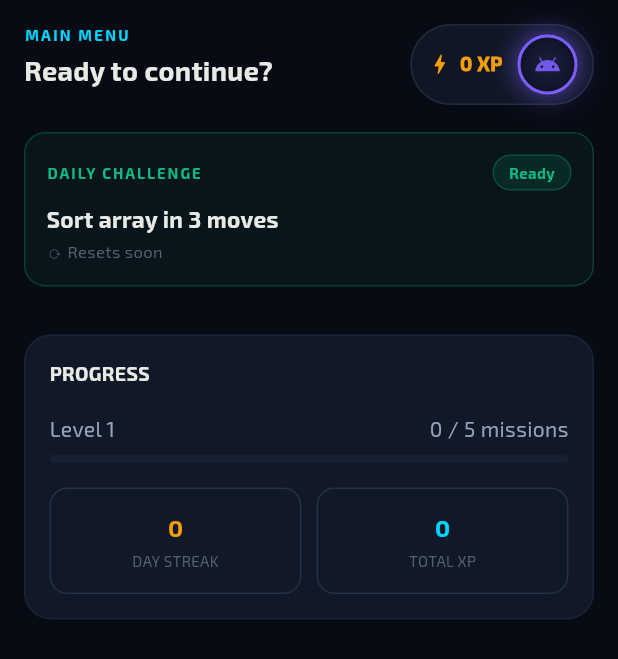
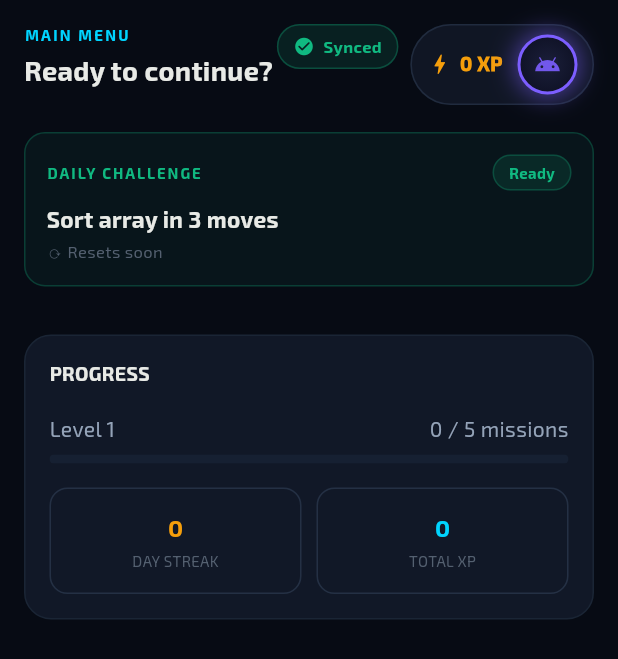
Before and after one commit to thePrime-X/auri-journey, a Flutter app: the DashboardScreen screen opened by its route, on a phone screen of 412 x 824 dp. Shown: the top 659 px of the screen. Run offline on Flutter 3.47's test engine with Material 3 defaults, Android fonts, the phone set to English and light mode, and no system bars; our stand-ins replace cloud_firestore, connectivity_plus, firebase_auth, firebase_core, flutter_riverpod, go_router and 1 more; accounts and stored records are empty.

Commit message:
added sync status UI badge - better UX

```diff
--- /dev/null
+++ b/lib/core/services/sync_status_provider.dart
@@ -0,0 +1,18 @@
+import 'package:flutter_riverpod/flutter_riverpod.dart';
+
+enum SyncStatus { synced, syncing, offline, queued }
+
+class SyncStatusNotifier extends Notifier<SyncStatus> {
+  @override
+  SyncStatus build() {
+    return SyncStatus.synced;
+  }
+
+  void setStatus(SyncStatus status) {
+    state = status;
+  }
+}
+
+final syncStatusProvider = NotifierProvider<SyncStatusNotifier, SyncStatus>(
+  SyncStatusNotifier.new,
+);
--- a/lib/features/dashboard/presentation/pages/dashboard_screen.dart
+++ b/lib/features/dashboard/presentation/pages/dashboard_screen.dart
@@ -8,6 +8,9 @@ import '../../../../features/gameplay/application/current_level_provider.dart';
 import '../../../../features/profile/application/user_profile_provider.dart';
 import '../../../../core/services/offline_progress_sync_provider.dart';
 import '../../../../core/services/connectivity_provider.dart';
+import '../../../../core/services/sync_status_provider.dart';
+import '../../../../core/services/offline_progress_queue_provider.dart';
+import '../../../../shared/widgets/sync_status_badge.dart';
 
 class DashboardScreen extends ConsumerWidget {
   const DashboardScreen({super.key});
@@ -17,25 +20,68 @@ class DashboardScreen extends ConsumerWidget {
     final levelsAsync = ref.watch(levelsProvider);
     final currentLevelIndex = ref.watch(currentLevelIndexProvider);
     final profileAsync = ref.watch(userProfileProvider);
+    final syncStatus = ref.watch(syncStatusProvider);
 
     ref.listen(levelsProvider, (previous, next) {
-      next.whenData((levels) {
-        ref
+      next.whenData((levels) async {
+        final queueCount = await ref
+            .read(offlineProgressQueueServiceProvider)
+            .count();
+
+        if (queueCount <= 0) {
+          ref.read(syncStatusProvider.notifier).setStatus(SyncStatus.offline);
+          return;
+        }
+
+        ref.read(syncStatusProvider.notifier).setStatus(SyncStatus.offline);
+
+        await ref
             .read(offlineProgressSyncServiceProvider)
             .syncQueuedProgress(levels: levels);
+
+        final remainingCount = await ref
+            .read(offlineProgressQueueServiceProvider)
+            .count();
+
+        ref
+            .read(syncStatusProvider.notifier)
+            .setStatus(
+              remainingCount > 0 ? SyncStatus.queued : SyncStatus.synced,
+            );
       });
     });
 
     ref.listen(connectivityStreamProvider, (previous, next) {
-      next.whenData((isConnected) {
-        if (isConnected) {
+      next.whenData((isConnected) async {
+        if (!isConnected) {
+          ref.read(syncStatusProvider.notifier).setStatus(SyncStatus.offline);
+          return;
+        }
+
+        final queueCount = await ref
+            .read(offlineProgressQueueServiceProvider)
+            .count();
+
+        if (queueCount > 0) {
+          ref.read(syncStatusProvider.notifier).setStatus(SyncStatus.syncing);
+
           final levels = ref.read(levelsProvider).value;
           if (levels != null) {
-            ref
+            await ref
                 .read(offlineProgressSyncServiceProvider)
                 .syncQueuedProgress(levels: levels);
           }
         }
+
+        final remainingCount = await ref
+            .read(offlineProgressQueueServiceProvider)
+            .count();
+
+        ref
+            .read(syncStatusProvider.notifier)
+            .setStatus(
+              remainingCount > 0 ? SyncStatus.queued : SyncStatus.synced,
+            );
       });
     });
 
@@ -89,6 +135,10 @@ class DashboardScreen extends ConsumerWidget {
                         ],
                       ),
                     ),
+
+                    SyncStatusBadge(status: syncStatus),
+                    const SizedBox(width: 8),
+
                     Container(
                       padding: const EdgeInsets.symmetric(
                         horizontal: 10,
--- /dev/null
+++ b/lib/shared/widgets/sync_status_badge.dart
@@ -0,0 +1,63 @@
+import 'package:flutter/material.dart';
+import '../../core/services/sync_status_provider.dart';
+import '../../core/theme/app_colors.dart';
+
+class SyncStatusBadge extends StatelessWidget {
+  final SyncStatus status;
+
+  const SyncStatusBadge({super.key, required this.status});
+
+  @override
+  Widget build(BuildContext context) {
+    IconData icon;
+    Color color;
+    String label;
+
+    switch (status) {
+      case SyncStatus.offline:
+        icon = Icons.wifi_off_rounded;
+        color = AppColors.red;
+        label = 'Offline';
+        break;
+      case SyncStatus.syncing:
+        icon = Icons.sync_rounded;
+        color = AppColors.cyan;
+        label = 'Syncing';
+        break;
+      case SyncStatus.queued:
+        icon = Icons.schedule_rounded;
+        color = AppColors.amber;
+        label = 'Queued';
+        break;
+      case SyncStatus.synced:
+        icon = Icons.check_circle_rounded;
+        color = AppColors.green;
+        label = 'Synced';
+        break;
+    }
+
+    return Container(
+      padding: const EdgeInsets.symmetric(horizontal: 10, vertical: 6),
+      decoration: BoxDecoration(
+        color: color.withValues(alpha: 0.12),
+        borderRadius: BorderRadius.circular(999),
+        border: Border.all(color: color.withValues(alpha: 0.3)),
+      ),
+      child: Row(
+        mainAxisSize: MainAxisSize.min,
+        children: [
+          Icon(icon, size: 14, color: color),
+          const SizedBox(width: 6),
+          Text(
+            label,
+            style: TextStyle(
+              color: color,
+              fontSize: 11,
+              fontWeight: FontWeight.w700,
+            ),
+          ),
+        ],
+      ),
+    );
+  }
+}
```
